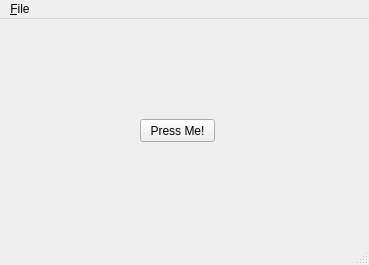
Before: the Qt Designer form mainwindow.ui in jamiehayes/test, drawn with Qt 5.
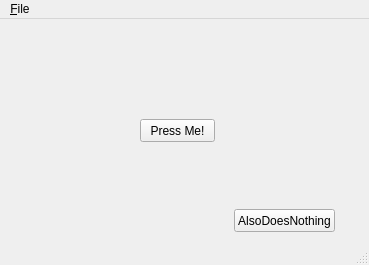
After: the same form once the commit is applied.

Commit message: adding another useless button (branch test)

Diff of the .ui file:
```diff
--- a/mainwindow.ui
+++ b/mainwindow.ui
@@ -27,6 +27,19 @@
      <string>Press Me!</string>
     </property>
    </widget>
+   <widget class="QPushButton" name="button3">
+    <property name="geometry">
+     <rect>
+      <x>234</x>
+      <y>190</y>
+      <width>101</width>
+      <height>23</height>
+     </rect>
+    </property>
+    <property name="text">
+     <string>AlsoDoesNothing</string>
+    </property>
+   </widget>
   </widget>
   <widget class="QMenuBar" name="menubar">
    <property name="geometry">
```
The commit also changes 1 other file.
